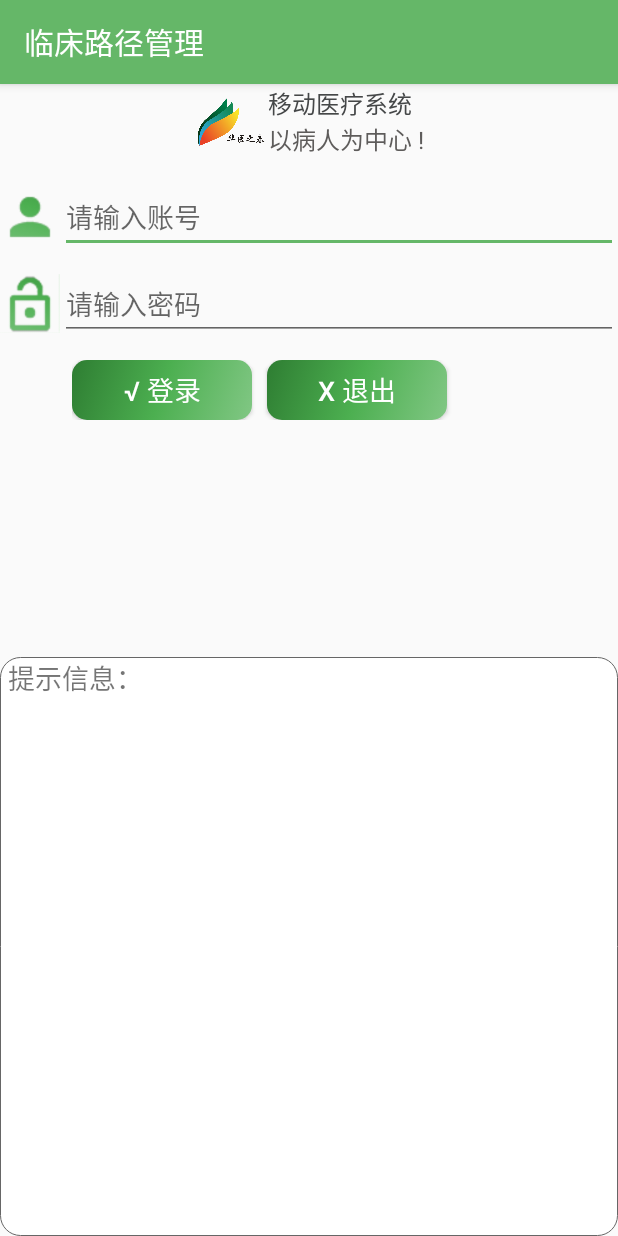
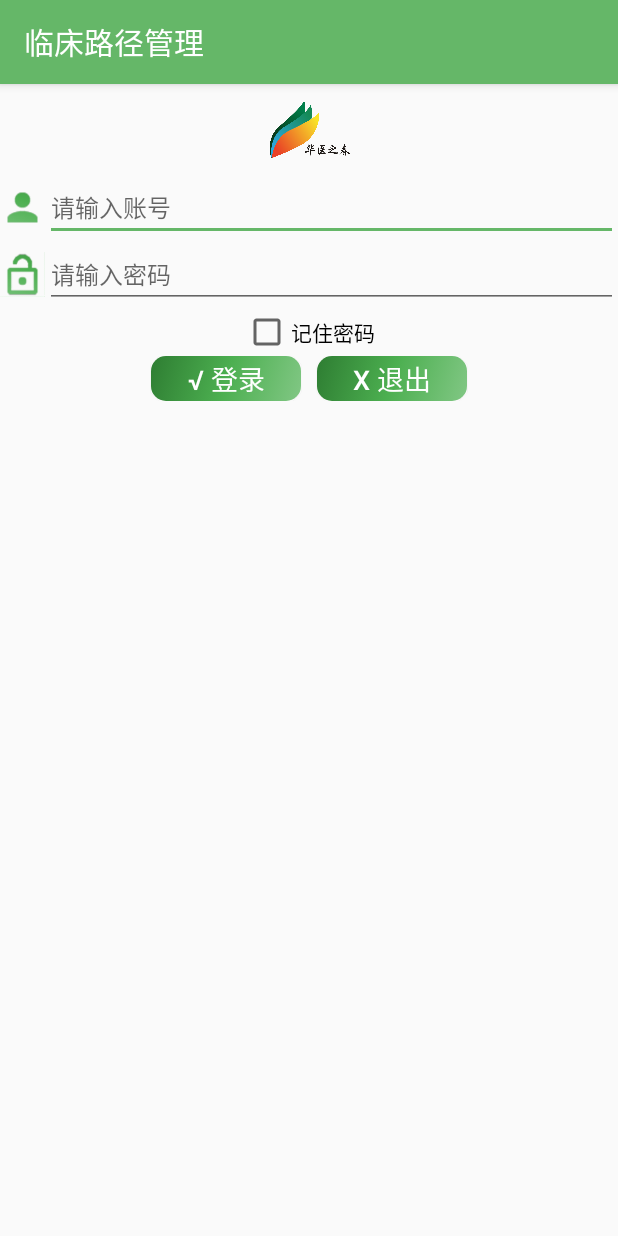
Before and after one commit to fuxiaozong2014/hyzc4, an Android app: the screen it shows after launch (LoginActivity), on a phone screen of 412 x 824 dp. Run offline under Robolectric (Android 15) with nearby library versions, the phone set to English and light mode, and no system bars; libraries missing offline, so code that uses them is left out: com.zhy.http; 3 statements that could not run were skipped.

Commit message:
7.21 提交数据未成功

```diff
--- a/app/src/main/java/com/bjym/hyzc/activity/activity/LoginActivity.java
+++ b/app/src/main/java/com/bjym/hyzc/activity/activity/LoginActivity.java
@@ -1,10 +1,12 @@
 package com.bjym.hyzc.activity.activity;
 
+import android.animation.ObjectAnimator;
 import android.content.Intent;
 import android.content.SharedPreferences;
 import android.text.TextUtils;
 import android.view.View;
 import android.widget.Button;
+import android.widget.CheckBox;
 import android.widget.EditText;
 
 import com.bjym.hyzc.R;
@@ -35,20 +37,30 @@ public class LoginActivity extends BaseActivity {
     private Button btn_exit;
     private String password;
     private String usercode;
-
+    private SharedPreferences sp;
+    private CheckBox cb;
 
     @Override
     public View setMainView() {
+        sp = getSharedPreferences("Config", MODE_PRIVATE);
         View view = View.inflate(LoginActivity.this, R.layout.activity_login, null);
         btn_login = (Button) view.findViewById(R.id.btn_login);
         btn_exit = (Button) view.findViewById(R.id.btn_exit);
         et_name = (EditText) view.findViewById(R.id.et_name);
         et_pwd = (EditText) view.findViewById(R.id.et_pwd);
+        cb = (CheckBox) view.findViewById(R.id.cb);
         return view;
     }
 
     @Override
     public void InitData() {
+         /*
+        * 记住密码后，回显账号和密码，以及isChecked
+        * */
+        et_name.setText(sp.getString("usercode",""));
+        et_pwd.setText(sp.getString("password",""));
+        cb.setChecked(sp.getBoolean("isChecked",false));
+
         btn_login.setOnClickListener(this);
         btn_exit.setOnClickListener(this);
 
@@ -66,6 +78,10 @@ public class LoginActivity extends BaseActivity {
             case R.id.btn_exit:
                 goToHome();
                 break;
+            case R.id.cb:
+
+
+                break;
             default:
                 break;
         }
@@ -76,6 +92,8 @@ public class LoginActivity extends BaseActivity {
         usercode = et_name.getText().toString().trim();
         password = et_pwd.getText().toString().trim();
         if (TextUtils.isEmpty(usercode) || TextUtils.isEmpty(password)) {
+            ObjectAnimator.ofFloat(et_name, "translationX", 15f, -15f, 20f, -20f, 0).setDuration(300).start();
+            ObjectAnimator.ofFloat(et_pwd, "translationX", 15f, -15f, 20f, -20f, 0).setDuration(300).start();
             MyToast.showToast(LoginActivity.this, "请输入用户名或密码");
             return;
         } else {
@@ -97,7 +115,7 @@ public class LoginActivity extends BaseActivity {
                         @Override
                         public void onError(Call call, Exception e, int i) {
                             e.printStackTrace();
-                          //  MyToast.showToast(LoginActivity.this, "请求失败");
+                            //  MyToast.showToast(LoginActivity.this, "请求失败");
                         }
 
                         @Override
@@ -130,16 +148,10 @@ public class LoginActivity extends BaseActivity {
     }
 
     private void saveUserInfo() {
-        SharedPreferences sp = getSharedPreferences("Config", MODE_PRIVATE);
+
         sp.edit().putString("usercode", usercode).commit();
         sp.edit().putString("password", password).commit();
-        sp.edit().putBoolean("isLogin", true).commit();
-
-        //如果非首次登录需要用户选择是否记住密码
-
-
-
-
+        sp.edit().putBoolean("isChecked", true).commit();
     }
 
 
@@ -150,7 +162,7 @@ public class LoginActivity extends BaseActivity {
         JPushInterface.setAliasAndTags(LoginActivity.this, usercode, set, new TagAliasCallback() {
             @Override
             public void gotResult(int i, String s, Set<String> set) {
-                MyToast.showToast(LoginActivity.this,"Tag设置成功");
+                MyToast.showToast(LoginActivity.this, "Tag设置成功");
             }
         });
     }
--- a/app/src/main/res/layout/activity_login.xml
+++ b/app/src/main/res/layout/activity_login.xml
@@ -5,7 +5,7 @@
     xmlns:app="http://schemas.android.com/apk/res-auto"
     android:orientation="vertical">
 
-    <LinearLayout
+   <!-- <LinearLayout
         android:layout_width="match_parent"
         android:layout_height="wrap_content"
         android:gravity="center"
@@ -37,12 +37,17 @@
                 android:textSize="16dp" />
         </LinearLayout>
 
-    </LinearLayout>
+    </LinearLayout>-->
+
+    <ImageView
+        android:layout_width="60dp"
+        android:layout_height="60dp"
+        android:layout_gravity="center_horizontal"
+        android:src="@mipmap/logo" />
 
     <LinearLayout
         android:layout_width="match_parent"
         android:layout_height="wrap_content"
-        android:layout_marginTop="0dp"
         android:orientation="vertical"
         >
 
@@ -56,15 +61,14 @@
                 android:id="@+id/iv_name"
                 android:layout_width="@dimen/iv_login_size"
                 android:layout_height="@dimen/iv_login_size"
-                android:layout_marginTop="10dp"
                 android:src="@mipmap/my2" />
 
             <EditText
                 android:id="@+id/et_name"
                 android:layout_width="match_parent"
                 android:layout_height="wrap_content"
-                android:layout_marginTop="10dp"
                 android:hint="请输入账号"
+                android:textColor="@color/MyPationte_MyFunction"
                 android:textSize="@dimen/et_login_size" />
 
         </LinearLayout>
@@ -79,104 +83,53 @@
                 android:id="@+id/iv_pwd"
                 android:layout_width="@dimen/iv_login_size"
                 android:layout_height="@dimen/iv_login_size"
-                android:layout_marginTop="10dp"
                 android:src="@mipmap/pwd" />
 
             <EditText
                 android:id="@+id/et_pwd"
                 android:layout_width="match_parent"
                 android:layout_height="wrap_content"
-                android:layout_marginTop="10dp"
                 android:hint="请输入密码"
+                android:textColor="@color/MyPationte_MyFunction"
                 android:textSize="@dimen/et_login_size" />
 
         </LinearLayout>
     </LinearLayout>
 
-    <LinearLayout
-        android:layout_width="match_parent"
-        android:layout_height="wrap_content"
-        android:gravity="center_horizontal"
-        android:orientation="horizontal">
+    <CheckBox
+        android:layout_gravity="center_horizontal"
+        android:id="@+id/cb"
+        android:text="记住密码"
+        android:layout_width="wrap_content"
+        android:layout_height="wrap_content" />
+
 
         <LinearLayout
             android:layout_width="match_parent"
             android:layout_height="wrap_content"
-            android:layout_margin="@dimen/et_login_size"
             android:orientation="horizontal"
-            android:paddingLeft="30dp">
+            android:gravity="center_horizontal"
+           >
 
             <Button
                 android:id="@+id/btn_login"
-                android:layout_width="120dp"
-                android:layout_height="40dp"
+                android:layout_width="100dp"
+                android:layout_height="30dp"
                 android:background="@drawable/btn_selector"
                 android:text="√ 登录"
+                android:layout_marginRight="5dp"
                 android:textColor="@color/background_white"
                 android:textSize="18dp" />
 
             <Button
                 android:id="@+id/btn_exit"
-                android:layout_width="120dp"
-                android:layout_height="40dp"
-                android:layout_marginLeft="10dp"
+                android:layout_width="100dp"
+                android:layout_height="30dp"
                 android:background="@drawable/btn_selector"
-                android:centerColor="#4CAF50"
-                android:endColor="#2E7D32"
-                android:startColor="#81C784"
+                android:layout_marginLeft="5dp"
                 android:text="X 退出"
                 android:textColor="@color/background_white"
                 android:textSize="18dp" />
         </LinearLayout>
 
-
-    </LinearLayout>
-
-
-    <TextView
-        android:layout_width="match_parent"
-        android:layout_height="match_parent"
-        android:layout_marginTop="140dp"
-        android:paddingLeft="5dp"
-        android:background="@drawable/bg_shape"
-        android:text="提示信息："
-        android:textSize="18dp" />
-
-
-
-
-    <!-- <RadioGroup
-         android:id="@+id/radiogroup1"
-         android:layout_width="wrap_content"
-         android:layout_height="wrap_content"
-         android:layout_gravity="center_horizontal"
-         android:layout_marginTop="5dp"
-         android:orientation="vertical">
-
-         <RadioButton
-             android:id="@+id/rb_doctor"
-             android:layout_width="wrap_content"
-             android:layout_height="wrap_content"
-             android:text="医师登录"
-             android:textColor="#777778"
-             android:textSize="20dp" />
-
-         <RadioButton
-             android:id="@+id/rb_hushi"
-             android:layout_width="wrap_content"
-             android:layout_height="wrap_content"
-             android:layout_marginTop="10dp"
-             android:text="护士登录"
-             android:textColor="#777778"
-             android:textSize="20dp" />
-
-         <RadioButton
-             android:id="@+id/rb_huanzhe"
-             android:layout_width="wrap_content"
-             android:layout_height="wrap_content"
-             android:layout_marginTop="10dp"
-             android:text="患者登录"
-             android:textColor="#777778"
-             android:textSize="20dp" />
-     </RadioGroup>-->
 </LinearLayout>
--- a/app/src/main/res/values/dimens.xml
+++ b/app/src/main/res/values/dimens.xml
@@ -6,8 +6,8 @@
     <dimen name="activity_horizontal_margin">16dp</dimen>
     <dimen name="activity_vertical_margin">16dp</dimen>
     <dimen name="fab_margin">16dp</dimen>
-    <dimen name="iv_login_size">40dp</dimen>
-    <dimen name="et_login_size">18dp</dimen>
+    <dimen name="iv_login_size">30dp</dimen>
+    <dimen name="et_login_size">16dp</dimen>
     <dimen name="level_1_size">20sp</dimen>
     <dimen name="level_2_size">18sp</dimen>
     <dimen name="level_3_size">16sp</dimen>
```
Also changed, not shown: app/src/main/java/com/bjym/hyzc/activity/activity/SurveyActivity.java (+49 -32 lines), app/src/main/java/com/bjym/hyzc/activity/utils/MyConstant.java (+14 -7 lines).
